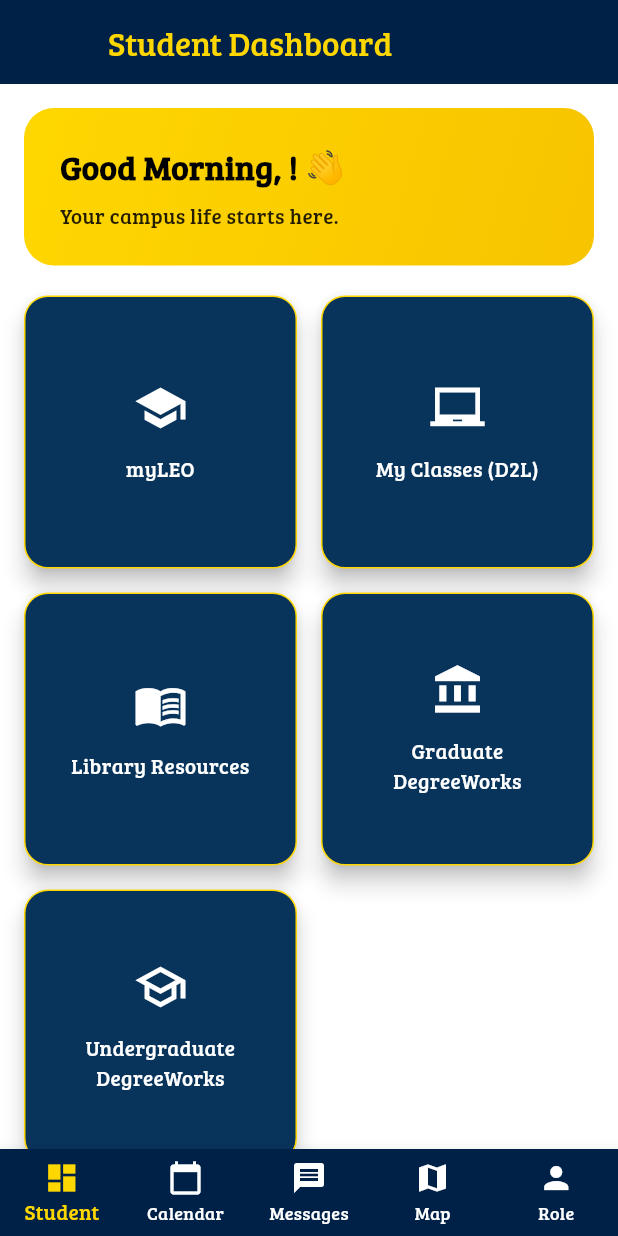
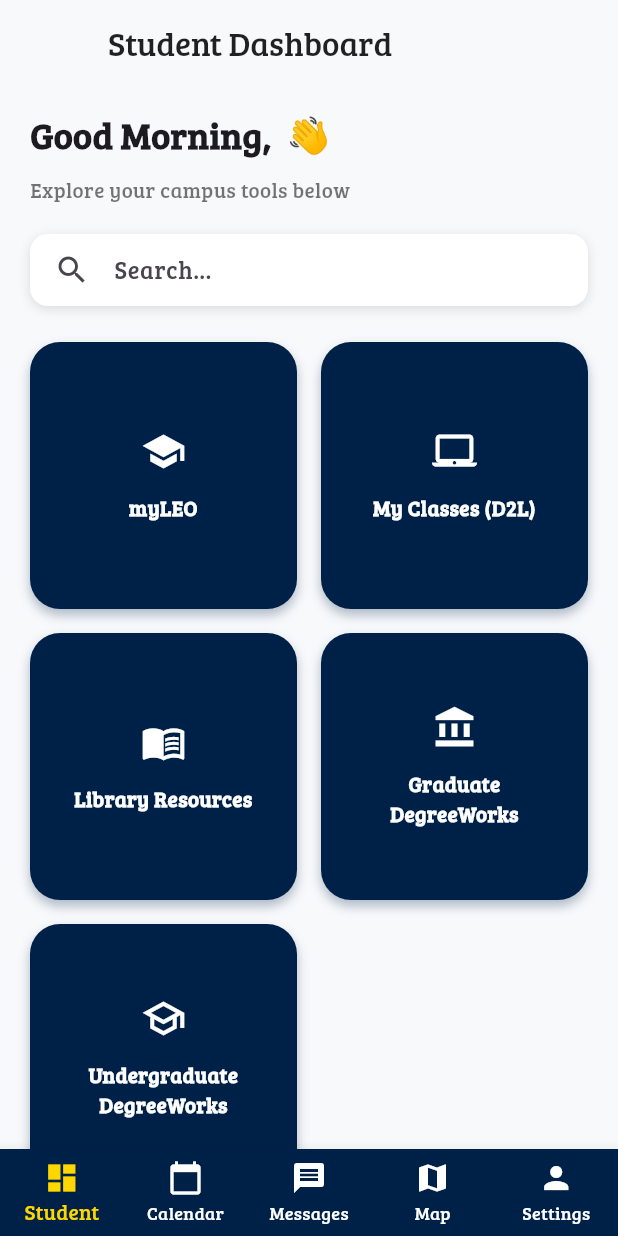
Before and after one commit to kingct19/ETAMU-All-in-One, a Flutter app: the Home screen opened by its route, on a phone screen of 412 x 824 dp. Run offline on Flutter 3.47's test engine with Material 3 defaults, Android fonts, the phone set to English and light mode, and no system bars; our stand-ins replace firebase_auth, firebase_core, flutter_local_notifications, google_fonts, shared_preferences, table_calendar and 2 more; missing offline and left inert: android_intent_plus, icalendar_parser; accounts and stored records are empty.

Commit message:
UI update

```diff
--- a/etamu_all_in_one/lib/screens/home.dart
+++ b/etamu_all_in_one/lib/screens/home.dart
@@ -10,6 +10,7 @@ import 'package:etamu_all_in_one/widgets/messages_tab.dart';
 import 'package:etamu_all_in_one/widgets/role_selection_page.dart';
 import 'package:etamu_all_in_one/screens/student_dashboard_page.dart';
 import 'package:etamu_all_in_one/screens/faculty_dashboard_page.dart';
+import 'package:etamu_all_in_one/widgets/settings_page.dart';
 
 class Home extends StatefulWidget {
   final String role; // 'student' or 'faculty'
@@ -32,7 +33,9 @@ class _HomeState extends State<Home> with WidgetsBindingObserver {
     const CalendarPage(),
     const MessagesTab(),
     const CampusMapPage(),
-    const RoleSelectionPage(currentRole: 'student'), // switch role placeholder
+    widget.role == 'guest'
+        ? RoleSelectionPage(currentRole: widget.role)
+        : const SettingsPage(),
   ];
 
   void _showRoleSelector() {
@@ -123,9 +126,9 @@ class _HomeState extends State<Home> with WidgetsBindingObserver {
               label: 'Messages',
             ),
             const BottomNavigationBarItem(icon: Icon(Icons.map), label: 'Map'),
-            const BottomNavigationBarItem(
-              icon: Icon(Icons.person),
-              label: 'Role',
+            BottomNavigationBarItem(
+              icon: const Icon(Icons.person),
+              label: widget.role == 'guest' ? 'Role' : 'Settings',
             ),
           ],
         ),
--- a/etamu_all_in_one/lib/screens/student_dashboard_page.dart
+++ b/etamu_all_in_one/lib/screens/student_dashboard_page.dart
@@ -15,26 +15,31 @@ class _StudentDashboardPageState extends State<StudentDashboardPage> {
       'title': 'myLEO',
       'url': 'https://leoportal.tamuc.edu/uPortal/f/welcome/normal/render.uP',
       'icon': Icons.school,
+      'color': Color(0xFF002147), // Navy Blue
     },
     {
       'title': 'My Classes (D2L)',
       'url': 'https://myleoonline.tamuc.edu/d2l/login',
-      'icon': Icons.laptop_chromebook,
+      'icon': Icons.laptop_mac,
+      'color': Color(0xFF002147), // Gold
     },
     {
       'title': 'Library Resources',
       'url': 'https://idp.tamuc.edu/idp/profile/cas/login?execution=e8s1',
       'icon': Icons.menu_book,
+      'color': Color(0xFF002147), // Dark Blue-Gray
     },
     {
       'title': 'Graduate DegreeWorks',
       'url': 'https://leoportal.tamuc.edu/uPortal/f/welcome/normal/render.uP',
       'icon': Icons.account_balance,
+      'color': Color(0xFF002147), // Navy Blue
     },
     {
       'title': 'Undergraduate DegreeWorks',
       'url': 'https://leoportal.tamuc.edu/uPortal/f/welcome/normal/render.uP',
       'icon': Icons.school_outlined,
+      'color': Color(0xFF002147), // Gold
     },
   ];
 
@@ -52,65 +57,65 @@ class _StudentDashboardPageState extends State<StudentDashboardPage> {
 
   @override
   Widget build(BuildContext context) {
-    const Color navy = Color(0xFF002147);
-    const Color gold = Color(0xFFFFD700);
-    const Color cardColor = Color(0xFF08335B);
+    const Color bgColor = Color(0xFFF8F9FB);
 
     return Scaffold(
-      backgroundColor: const Color.fromARGB(255, 255, 255, 255),
+      backgroundColor: bgColor,
       appBar: AppBar(
-        leading: Container(),
-        backgroundColor: navy,
+        backgroundColor: Colors.transparent,
         elevation: 0,
+        leading: const SizedBox(),
         title: const Text(
           'Student Dashboard',
-          style: TextStyle(fontFamily: 'BreeSerif', color: gold),
+          style: TextStyle(fontFamily: 'BreeSerif', color: Colors.black87),
         ),
       ),
-      body: SingleChildScrollView(
-        padding: const EdgeInsets.all(16),
-        child: Column(
-          crossAxisAlignment: CrossAxisAlignment.start,
-          children: [
-            // Welcome banner
-            Container(
-              width: double.infinity,
-              padding: const EdgeInsets.all(24),
-              decoration: BoxDecoration(
-                borderRadius: BorderRadius.circular(20),
-                gradient: const LinearGradient(
-                  colors: [Color(0xFFFFD700), Color(0xFFF7C400)],
-                  begin: Alignment.topLeft,
-                  end: Alignment.bottomRight,
-                ),
-              ),
+      body: SafeArea(
+        child: SingleChildScrollView(
+          padding: const EdgeInsets.symmetric(horizontal: 20, vertical: 16),
           child: Column(
             crossAxisAlignment: CrossAxisAlignment.start,
             children: [
               Text(
-                    '${_getGreeting()}, ${_getUserName()}! 👋',
+                '${_getGreeting()}, ${_getUserName()} 👋',
                 style: const TextStyle(
-                      fontSize: 22,
+                  fontSize: 24,
                   fontWeight: FontWeight.bold,
-                      fontFamily: 'BreeSerif',
-                      color: Colors.black,
-                    ),
-                  ),
-                  const SizedBox(height: 4),
-                  const Text(
-                    'Your campus life starts here.',
-                    style: TextStyle(
-                      fontSize: 14,
-                      color: Colors.black87,
                   fontFamily: 'BreeSerif',
                 ),
               ),
-                ],
-              ),
+              const SizedBox(height: 8),
+              const Text(
+                'Explore your campus tools below',
+                style: TextStyle(fontSize: 14, color: Colors.black54),
               ),
               const SizedBox(height: 20),
 
-            // Grid of student tools
+              // Search bar
+              Container(
+                padding: const EdgeInsets.symmetric(horizontal: 16),
+                decoration: BoxDecoration(
+                  color: Colors.white,
+                  borderRadius: BorderRadius.circular(12),
+                  boxShadow: [
+                    BoxShadow(
+                      blurRadius: 6,
+                      color: Colors.black12,
+                      offset: Offset(0, 2),
+                    ),
+                  ],
+                ),
+                child: const TextField(
+                  decoration: InputDecoration(
+                    icon: Icon(Icons.search),
+                    hintText: 'Search...',
+                    border: InputBorder.none,
+                  ),
+                ),
+              ),
+              const SizedBox(height: 24),
+
+              // Tool grid cards
               GridView.builder(
                 itemCount: _studentTools.length,
                 shrinkWrap: true,
@@ -119,14 +124,11 @@ class _StudentDashboardPageState extends State<StudentDashboardPage> {
                   crossAxisCount: 2,
                   crossAxisSpacing: 16,
                   mainAxisSpacing: 16,
+                  childAspectRatio: 1.0,
                 ),
                 itemBuilder: (context, index) {
                   final item = _studentTools[index];
-                return Material(
-                  color: Colors.transparent,
-                  elevation: 6,
-                  borderRadius: BorderRadius.circular(16),
-                  child: InkWell(
+                  return GestureDetector(
                     onTap: () {
                       Navigator.push(
                         context,
@@ -139,32 +141,35 @@ class _StudentDashboardPageState extends State<StudentDashboardPage> {
                         ),
                       );
                     },
-                    borderRadius: BorderRadius.circular(16),
-                    splashColor: gold.withOpacity(0.2),
-                    highlightColor: gold.withOpacity(0.1),
                     child: Container(
                       decoration: BoxDecoration(
-                        color: cardColor,
-                        borderRadius: BorderRadius.circular(16),
-                        border: Border.all(color: gold, width: 1),
+                        color: item['color'],
+                        borderRadius: BorderRadius.circular(20),
+                        boxShadow: [
+                          BoxShadow(
+                            color: item['color'].withOpacity(0.3),
+                            blurRadius: 6,
+                            offset: const Offset(0, 4),
+                          ),
+                        ],
                       ),
                       padding: const EdgeInsets.all(16),
                       child: Column(
                         mainAxisAlignment: MainAxisAlignment.center,
                         children: [
-                          Icon(item['icon'], size: 36, color: Colors.white),
+                          Icon(item['icon'], size: 30, color: Colors.white),
                           const SizedBox(height: 12),
                           Text(
                             item['title'],
                             textAlign: TextAlign.center,
                             style: const TextStyle(
+                              fontSize: 14,
                               fontFamily: 'BreeSerif',
-                              fontSize: 14,
                               color: Colors.white,
+                              fontWeight: FontWeight.bold,
                             ),
                           ),
                         ],
-                      ),
                       ),
                     ),
                   );
@@ -173,6 +178,7 @@ class _StudentDashboardPageState extends State<StudentDashboardPage> {
             ],
           ),
         ),
+      ),
     );
   }
 }
```
Also changed, not shown: etamu_all_in_one/lib/screens/guest_menu.dart (+11 -2 lines), etamu_all_in_one/lib/screens/login.dart (+102 -13 lines), etamu_all_in_one/lib/widgets/hub_page.dart (deleted, +0 -176 lines), etamu_all_in_one/lib/widgets/settings_page.dart (+46 -45 lines). Lines whose indentation alone changed are shown as unchanged.
